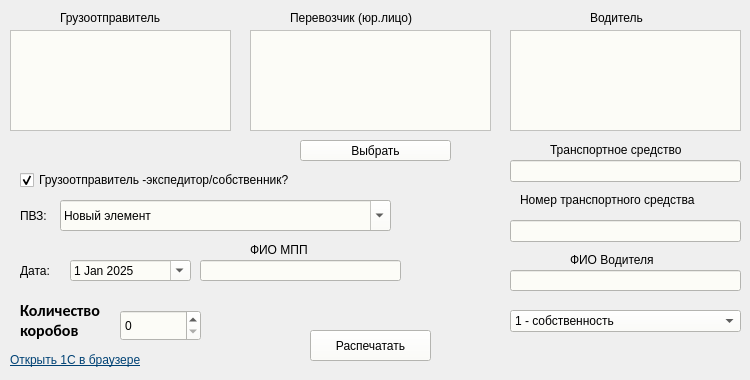
Old version of the form design.ui in the repository eVnur/AtnEditor.
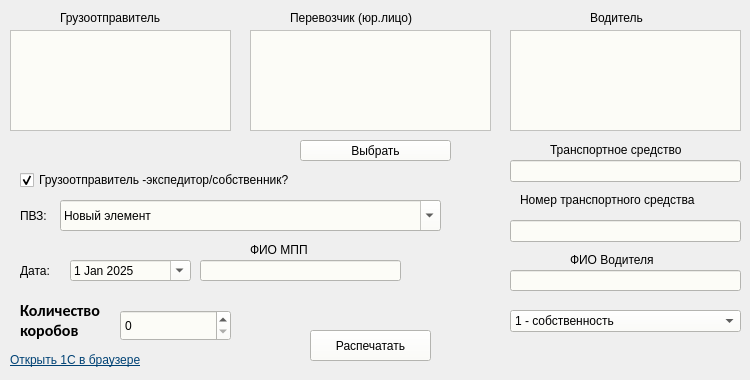
New version of the form. Icons and pictures are not drawn.

```diff
--- a/design.ui
+++ b/design.ui
@@ -262,7 +262,7 @@
      <rect>
       <x>120</x>
       <y>310</y>
-      <width>81</width>
+      <width>111</width>
       <height>31</height>
      </rect>
     </property>
@@ -393,7 +393,7 @@
      <rect>
       <x>60</x>
       <y>200</y>
-      <width>331</width>
+      <width>381</width>
       <height>31</height>
      </rect>
     </property>
```
Left out of the diff: 2 changed lines with no effect on the pictures.
